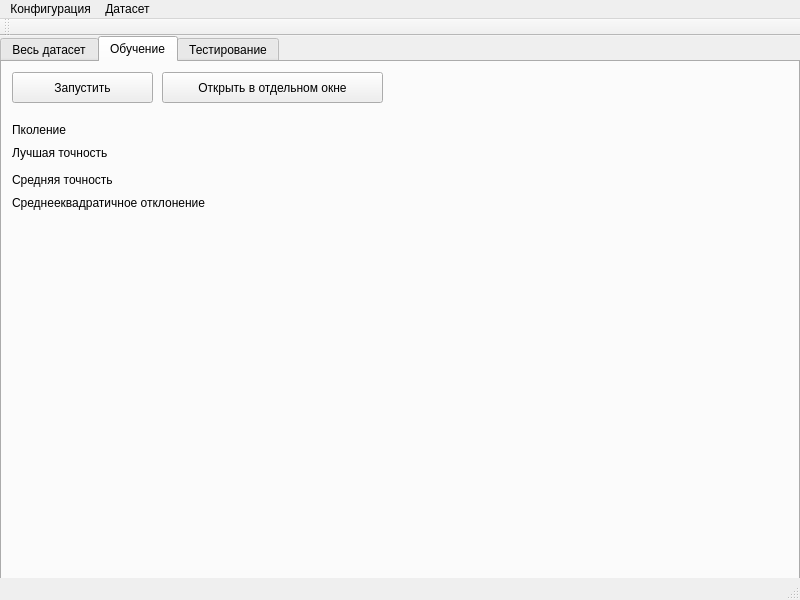
First picture: the form in prog/mainwindow.ui, repository BolotinDaniil/RSATU2017_NCSCourseWork, before the edit.
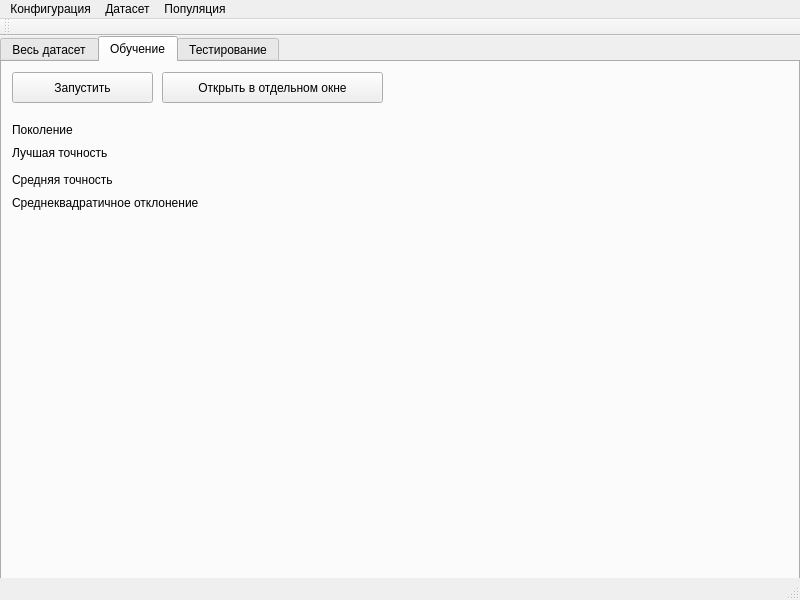
Second picture: the form after the edit. The open tabs and pages were chosen to show the change.

The edit to the form file:
```diff
--- a/prog/mainwindow.ui
+++ b/prog/mainwindow.ui
@@ -93,7 +93,7 @@
        </rect>
       </property>
       <property name="text">
-       <string>Пколение</string>
+       <string>Поколение</string>
       </property>
      </widget>
      <widget class="QLabel" name="label_2">
@@ -132,7 +132,7 @@
        </rect>
       </property>
       <property name="text">
-       <string>Среднееквадратичное отклонение</string>
+       <string>Среднеквадратичное отклонение</string>
       </property>
      </widget>
      <widget class="QLabel" name="label_best_acc">
@@ -179,8 +179,8 @@
        <rect>
         <x>260</x>
         <y>130</y>
-        <width>59</width>
-        <height>18</height>
+        <width>111</width>
+        <height>16</height>
        </rect>
       </property>
       <property name="text">
@@ -268,8 +268,18 @@
     </property>
     <addaction name="action_load_conf"/>
    </widget>
+   <widget class="QMenu" name="menu_3">
+    <property name="title">
+     <string>Популяция</string>
+    </property>
+    <addaction name="separator"/>
+    <addaction name="action_3"/>
+    <addaction name="action_4"/>
+    <addaction name="action_5"/>
+   </widget>
    <addaction name="menu"/>
    <addaction name="menu_2"/>
+   <addaction name="menu_3"/>
   </widget>
   <widget class="QStatusBar" name="statusbar"/>
   <widget class="QToolBar" name="toolBar">
```
Left out of the diff: 17 changed lines with no effect on the pictures.
